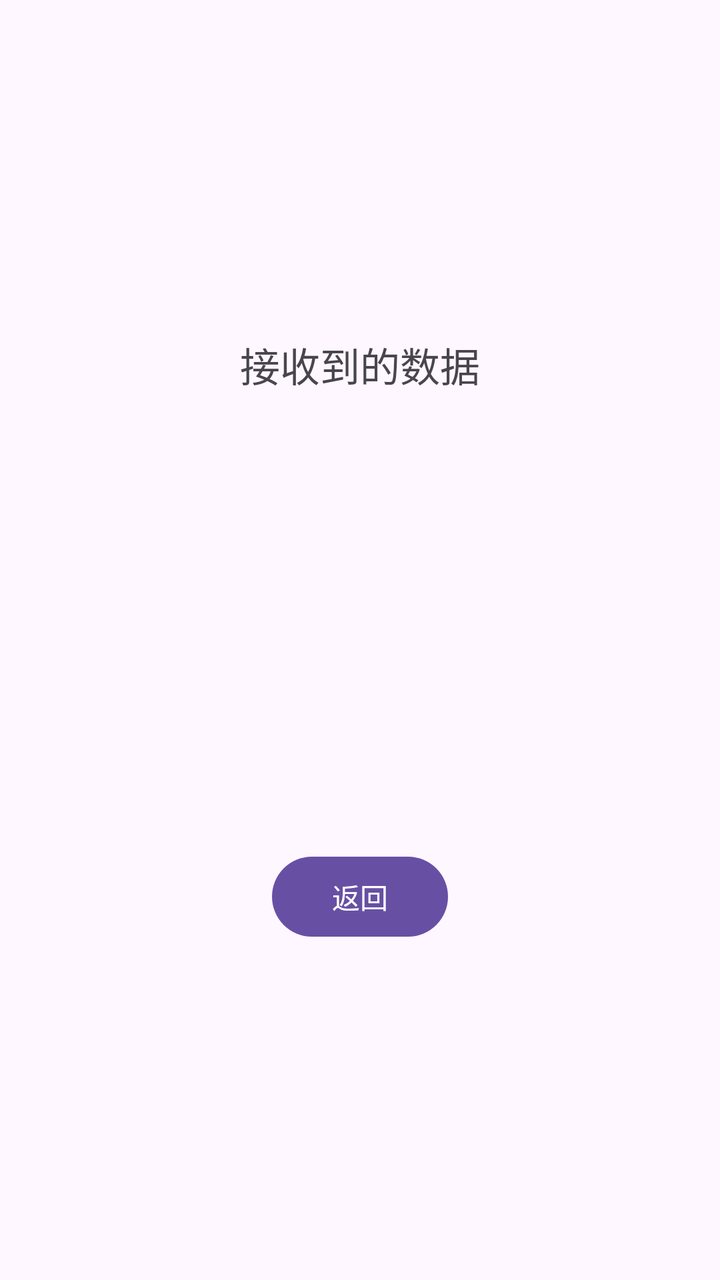
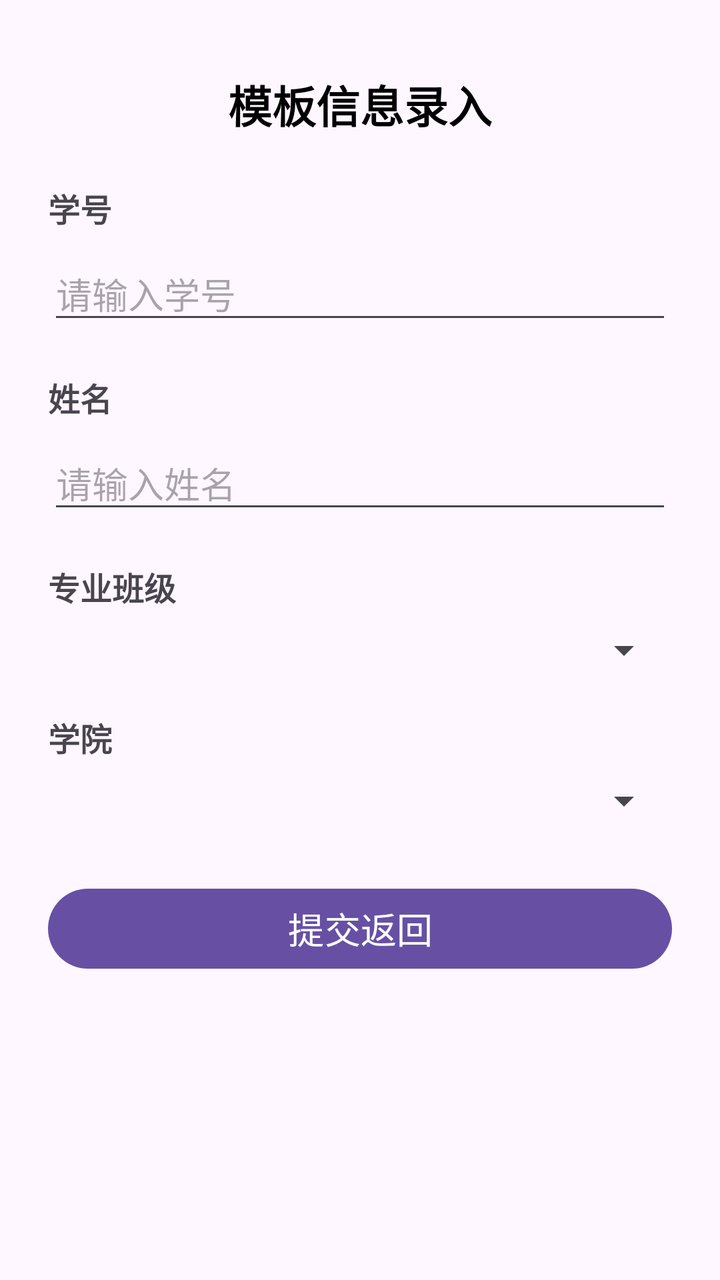

Compare the two renders of this Android layout. The source of the first and the diff that turns it into the second are given below.
<!-- AndroidManifest.xml: application theme Theme.MyApplication -->
<!-- res/layout/activity_main2.xml -->
<?xml version="1.0" encoding="utf-8"?>
<androidx.constraintlayout.widget.ConstraintLayout xmlns:android="http://schemas.android.com/apk/res/android"
    xmlns:app="http://schemas.android.com/apk/res-auto"
    xmlns:tools="http://schemas.android.com/tools"
    android:layout_width="match_parent"
    android:layout_height="match_parent"
    tools:context=".MainActivity2">

    <TextView
        android:id="@+id/textView1"
        android:layout_width="wrap_content"
        android:layout_height="wrap_content"
        android:layout_marginBottom="30dp"
        android:text="接收到的数据"
        android:textSize="20sp"
        app:layout_constraintBottom_toTopOf="@+id/button2"
        app:layout_constraintEnd_toEndOf="parent"
        app:layout_constraintStart_toStartOf="parent"
        app:layout_constraintTop_toTopOf="parent" />

    <Button
        android:id="@+id/button2"
        android:layout_width="wrap_content"
        android:layout_height="wrap_content"
        android:layout_marginTop="30dp"
        android:text="返回"
        app:layout_constraintBottom_toBottomOf="parent"
        app:layout_constraintEnd_toEndOf="parent"
        app:layout_constraintStart_toStartOf="parent"
        app:layout_constraintTop_toBottomOf="@+id/textView1" />

</androidx.constraintlayout.widget.ConstraintLayout>
<!-- resources referenced by this layout -->
<resources>
  <style name="Theme.MyApplication" parent="Base.Theme.MyApplication" />
  <style name="Base.Theme.MyApplication" parent="Theme.Material3.DayNight.NoActionBar">
          
          
      </style>
</resources>

<!-- the commit's change to res/layout/activity_main2.xml (unified diff, before → after) -->
@@ -1,32 +1,95 @@
 <?xml version="1.0" encoding="utf-8"?>
-<androidx.constraintlayout.widget.ConstraintLayout xmlns:android="http://schemas.android.com/apk/res/android"
+<ScrollView xmlns:android="http://schemas.android.com/apk/res/android"
     xmlns:app="http://schemas.android.com/apk/res-auto"
     xmlns:tools="http://schemas.android.com/tools"
     android:layout_width="match_parent"
     android:layout_height="match_parent"
     tools:context=".MainActivity2">
 
-    <TextView
-        android:id="@+id/textView1"
-        android:layout_width="wrap_content"
+    <LinearLayout
+        android:layout_width="match_parent"
         android:layout_height="wrap_content"
-        android:layout_marginBottom="30dp"
-        android:text="接收到的数据"
-        android:textSize="20sp"
-        app:layout_constraintBottom_toTopOf="@+id/button2"
-        app:layout_constraintEnd_toEndOf="parent"
-        app:layout_constraintStart_toStartOf="parent"
-        app:layout_constraintTop_toTopOf="parent" />
+        android:orientation="vertical"
+        android:padding="24dp">
 
-    <Button
-        android:id="@+id/button2"
-        android:layout_width="wrap_content"
-        android:layout_height="wrap_content"
-        android:layout_marginTop="30dp"
-        android:text="返回"
-        app:layout_constraintBottom_toBottomOf="parent"
-        app:layout_constraintEnd_toEndOf="parent"
-        app:layout_constraintStart_toStartOf="parent"
-        app:layout_constraintTop_toBottomOf="@+id/textView1" />
+        <TextView
+            android:layout_width="match_parent"
+            android:layout_height="wrap_content"
+            android:layout_marginTop="12dp"
+            android:gravity="center"
+            android:text="模板信息录入"
+            android:textColor="@color/black"
+            android:textSize="22sp"
+            android:textStyle="bold" />
 
-</androidx.constraintlayout.widget.ConstraintLayout>
+        <TextView
+            android:layout_width="match_parent"
+            android:layout_height="wrap_content"
+            android:layout_marginTop="24dp"
+            android:text="学号"
+            android:textSize="16sp"
+            android:textStyle="bold" />
+
+        <EditText
+            android:id="@+id/editTextStudentId"
+            android:layout_width="match_parent"
+            android:layout_height="wrap_content"
+            android:layout_marginTop="8dp"
+            android:hint="请输入学号"
+            android:inputType="number" />
+
+        <TextView
+            android:layout_width="match_parent"
+            android:layout_height="wrap_content"
+            android:layout_marginTop="20dp"
+            android:text="姓名"
+            android:textSize="16sp"
+            android:textStyle="bold" />
+
+        <EditText
+            android:id="@+id/editTextName"
+            android:layout_width="match_parent"
+            android:layout_height="wrap_content"
+            android:layout_marginTop="8dp"
+            android:hint="请输入姓名"
+            android:inputType="textPersonName" />
+
+        <TextView
+            android:layout_width="match_parent"
+            android:layout_height="wrap_content"
+            android:layout_marginTop="20dp"
+            android:text="专业班级"
+            android:textSize="16sp"
+            android:textStyle="bold" />
+
+        <Spinner
+            android:id="@+id/spinnerMajorClass"
+            android:layout_width="match_parent"
+            android:layout_height="wrap_content"
+            android:layout_marginTop="8dp" />
+
+        <TextView
+            android:layout_width="match_parent"
+            android:layout_height="wrap_content"
+            android:layout_marginTop="20dp"
+            android:text="学院"
+            android:textSize="16sp"
+            android:textStyle="bold" />
+
+        <Spinner
+            android:id="@+id/spinnerCollege"
+            android:layout_width="match_parent"
+            android:layout_height="wrap_content"
+            android:layout_marginTop="8dp" />
+
+        <Button
+            android:id="@+id/button2"
+            android:layout_width="match_parent"
+            android:layout_height="wrap_content"
+            android:layout_marginTop="28dp"
+            android:text="提交返回"
+            android:textSize="18sp" />
+
+    </LinearLayout>
+
+</ScrollView>
<!-- resource entries referenced after the edit -->
@@ -1,5 +1,6 @@
 <!-- resources referenced by this layout -->
 <resources>
+  <color name="black">#FF000000</color>
   <style name="Theme.MyApplication" parent="Base.Theme.MyApplication" />
   <style name="Base.Theme.MyApplication" parent="Theme.Material3.DayNight.NoActionBar">
           
